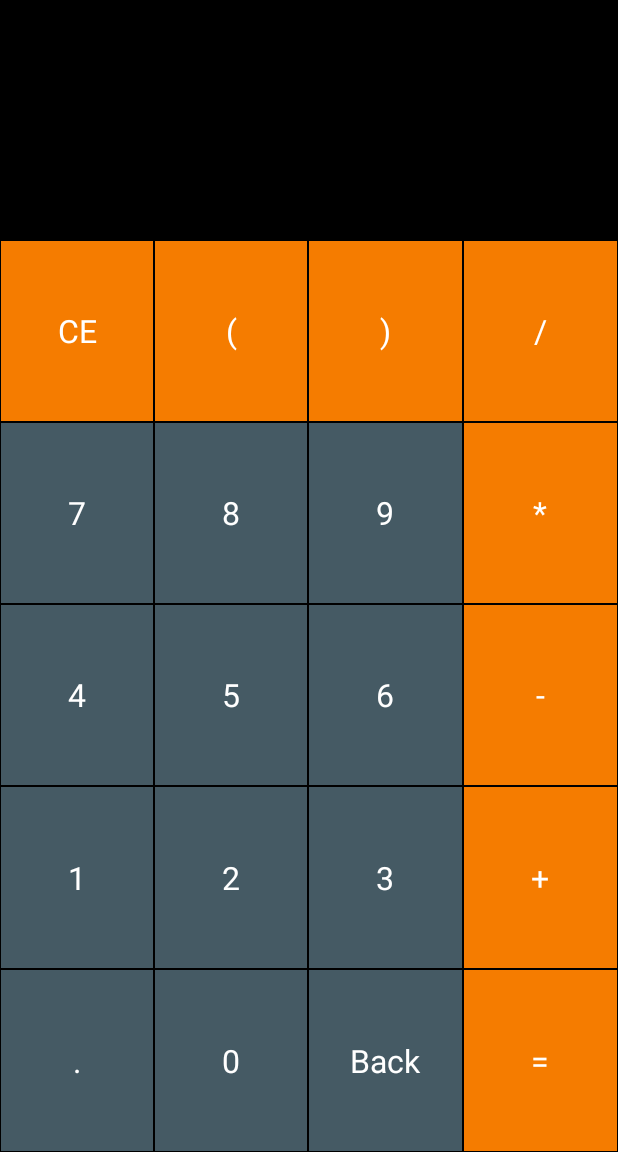
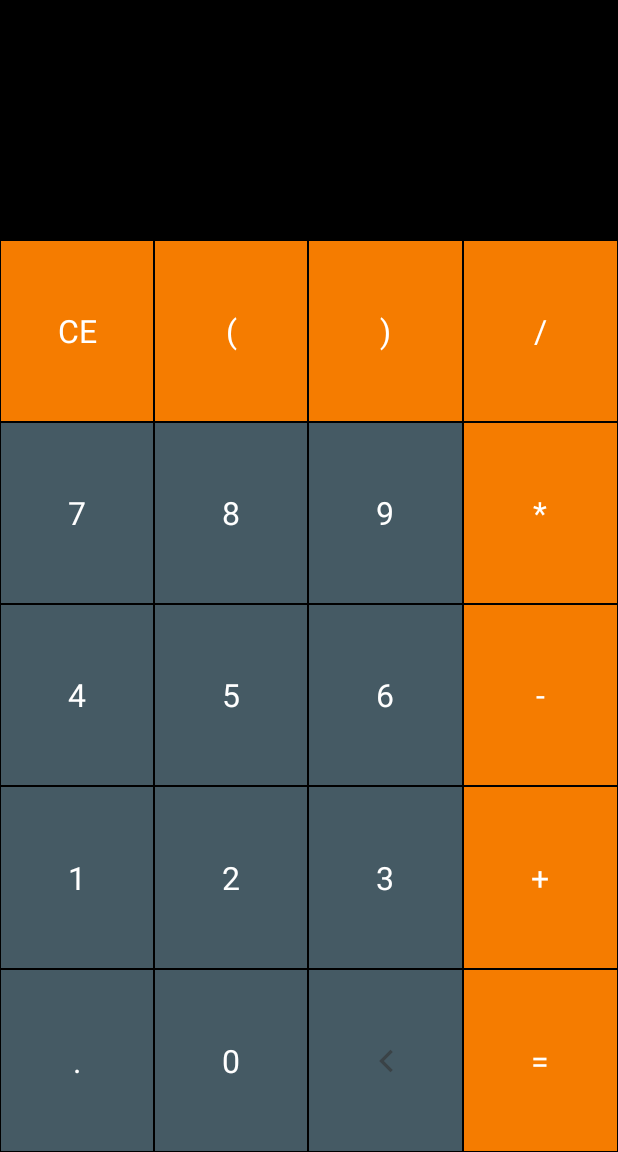
Before and after one commit to dawagyalzens/Calculator_Kotlin, an Android app: the screen it shows after launch (MainActivity), on a phone screen of 412 x 824 dp, the part 84-1236 px from its top. Run offline under Robolectric (Android 15) with nearby library versions, the phone set to English and light mode, and no system bars.

Commit message:
Code Completed

```diff
--- a/app/build.gradle
+++ b/app/build.gradle
@@ -30,6 +30,8 @@ dependencies {
     implementation 'androidx.core:core-ktx:1.3.2'
     implementation 'androidx.appcompat:appcompat:1.2.0'
     implementation 'androidx.constraintlayout:constraintlayout:2.0.4'
+    //Custom Implementation of Dependency
+    implementation 'net.objecthunter:exp4j:0.4.8'
     testImplementation 'junit:junit:4.12'
     androidTestImplementation 'androidx.test.ext:junit:1.1.2'
     androidTestImplementation 'androidx.test.espresso:espresso-core:3.3.0'
--- a/app/src/main/java/com/gyalzay/mycalculator/MainActivity.kt
+++ b/app/src/main/java/com/gyalzay/mycalculator/MainActivity.kt
@@ -2,10 +2,76 @@ package com.gyalzay.mycalculator
 
 import androidx.appcompat.app.AppCompatActivity
 import android.os.Bundle
+import android.util.Log
+import kotlinx.android.synthetic.main.activity_main.*
+import net.objecthunter.exp4j.Expression
+import net.objecthunter.exp4j.ExpressionBuilder
+import java.lang.Exception
+import kotlin.math.log
 
 class MainActivity : AppCompatActivity() {
     override fun onCreate(savedInstanceState: Bundle?) {
         super.onCreate(savedInstanceState)
         setContentView(R.layout.activity_main)
+
+        //Numbers
+        tvOne.setOnClickListener{ appendOnExpression("1", true)}
+        tvTwo.setOnClickListener{ appendOnExpression("2", true)}
+        tvThree.setOnClickListener{ appendOnExpression("3", true)}
+        tvFour.setOnClickListener{ appendOnExpression("4", true)}
+        tvFive.setOnClickListener{ appendOnExpression("5", true)}
+        tvSix.setOnClickListener{ appendOnExpression("6", true)}
+        tvSeven.setOnClickListener{ appendOnExpression("7", true)}
+        tvEight.setOnClickListener{ appendOnExpression("8", true)}
+        tvNine.setOnClickListener{ appendOnExpression("9", true)}
+        tvZero.setOnClickListener{ appendOnExpression("0", true)}
+        tvDot.setOnClickListener{ appendOnExpression(".", true)}
+
+        //Operators
+        tvPlus.setOnClickListener{ appendOnExpression("+", false)}
+        tvMinus.setOnClickListener{ appendOnExpression("-", false)}
+        tvMultiply.setOnClickListener{ appendOnExpression("*", false)}
+        tvDivide.setOnClickListener{ appendOnExpression("/", false)}
+        tvOpen.setOnClickListener{ appendOnExpression("(", false)}
+        tvClose.setOnClickListener{ appendOnExpression(")", false)}
+
+        tvClear.setOnClickListener{
+            tvExpression.text = ""
+            tvResult.text = ""
+        }
+
+        ivBack.setOnClickListener{
+            val string = tvExpression.text.toString()
+            if(string.isNotEmpty()){
+                tvExpression.text = string.substring(0,string.length-1)
+            }
+            tvResult.text = ""
+        }
+
+        tvEqual.setOnClickListener{
+            try {
+                val expression = ExpressionBuilder(tvExpression.text.toString()).build()
+                val result = expression.evaluate()
+                val longResult = result.toLong()
+                if(result == longResult.toDouble()){
+                    tvResult.text = longResult.toString()
+                }else{
+                    tvResult.text = result.toString()
+                }
+            }catch (e:Exception){
+                Log.d("Exception", "message : " + e.message )
+            }
+        }
+    }
+
+    fun appendOnExpression(string: String, canClear: Boolean){
+        if(canClear){
+            tvResult.text = ""
+            tvExpression.append(string)
+        }else{
+            tvExpression.append(tvResult.text)
+            tvExpression.append(string)
+            tvResult.text = ""
+        }
     }
 }
--- a/app/src/main/res/layout/activity_main.xml
+++ b/app/src/main/res/layout/activity_main.xml
@@ -15,7 +15,9 @@
         android:layout_height="80sp"
         android:textColor="@color/numberactionButton"
         android:gravity="end"
-        android:maxLines="1"/>
+        android:textSize="40sp"
+        android:ellipsize="start"
+        android:singleLine="true"/>
 
     <TextView
         android:id="@+id/tvResult"
@@ -23,7 +25,9 @@
         android:layout_height="80sp"
         android:textColor="@color/numberactionButton"
         android:gravity="end"
-        android:maxLines="1"/>
+        android:textSize="30sp"
+        android:ellipsize="end"
+        android:singleLine="true"/>
 
     <LinearLayout
         android:layout_width="match_parent"
@@ -153,10 +157,16 @@
                 style="@style/NumberButtonStyle"
                 android:text="0"/>
 
-            <TextView
+            <ImageView
+                android:id="@+id/ivBack"
+                style="@style/NumberButtonStyle"
+                android:src="@drawable/ic_action_name"
+                android:scaleType="center"/>
+
+<!--            <TextView
                 android:id="@+id/tvBack"
                 style="@style/NumberButtonStyle"
-                android:text="Back"/>
+                android:text="Back"/>-->
 
             <TextView
                 android:id="@+id/tvEqual"
```
Also changed, not shown: app/src/main/res/drawable-hdpi/ic_action_name.png (added), app/src/main/res/drawable-mdpi/ic_action_name.png (added), app/src/main/res/drawable-xhdpi/ic_action_name.png (added), app/src/main/res/drawable-xxhdpi/ic_action_name.png (added), app/src/main/res/drawable-xxxhdpi/ic_action_name.png (added).
